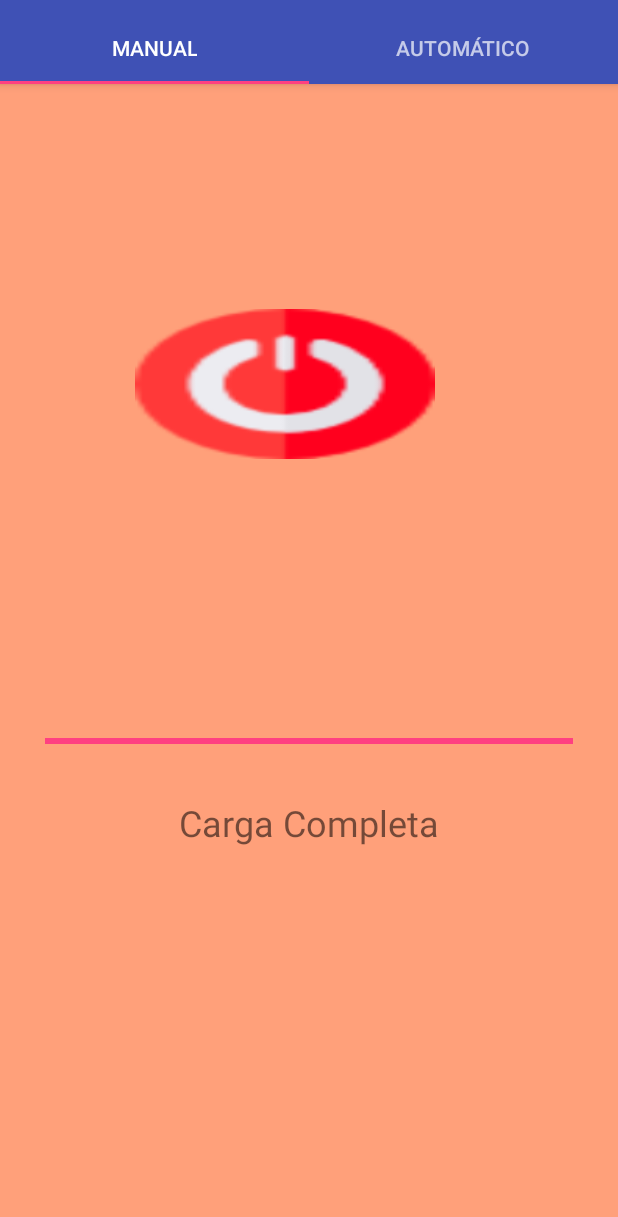
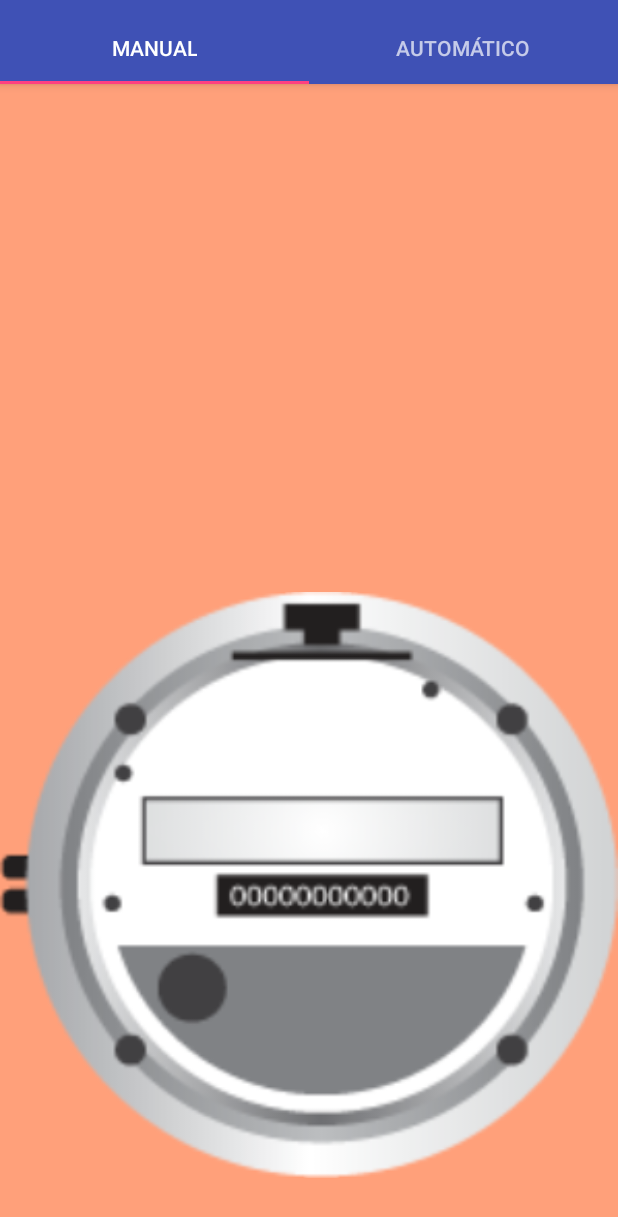
Before and after one commit to Hellogark/ControlDeAgua, an Android app: the screen it shows after launch (control), after a tap on an icon or button, on a phone screen of 412 x 824 dp. Shown: the top 1217 px of the screen. Run offline under Robolectric (Android 15) with nearby library versions, the phone set to English and light mode, and no system bars; libraries missing offline, so code that uses them is left out: com.michaelmuenzer.android.

Commit message:
Actualización hasta la revisión de Marianito

```diff
--- a/app/src/main/java/com/example/edmol/webview/control.java
+++ b/app/src/main/java/com/example/edmol/webview/control.java
@@ -101,7 +101,7 @@
                 mHandler.post(new Runnable() {
                     @Override
                     public void run() {
-                        mCargaTexto.setVisibility(View.VISIBLE);
+                        mCargaTexto.setVisibility(View.INVISIBLE);
                     }
                 });
             }
--- a/app/src/main/java/com/example/edmol/webview/home.java
+++ b/app/src/main/java/com/example/edmol/webview/home.java
@@ -93,6 +93,7 @@
 
     public void openAjustes() {
         Intent a = new Intent(getApplicationContext(), ajustes.class);
+        a.putExtra("fondoActual",fondoActual);
         startActivityForResult(a,1);
     }
 
--- a/app/src/main/res/layout/activity_ajustes.xml
+++ b/app/src/main/res/layout/activity_ajustes.xml
@@ -83,5 +83,5 @@
         android:layout_alignParentBottom="true"
         android:layout_centerHorizontal="true"
         android:layout_marginBottom="60dp"
-        android:text="Guardar Cambios" />
+        android:background="@drawable/guardar"/>
 </RelativeLayout>
--- a/app/src/main/res/layout/activity_control.xml
+++ b/app/src/main/res/layout/activity_control.xml
@@ -39,7 +39,7 @@
     <android.support.v4.view.ViewPager
         android:id="@+id/container"
         android:layout_width="match_parent"
-        android:layout_height="400dp"
+        android:layout_height="300dp"
         app:layout_behavior="@string/appbar_scrolling_view_behavior" />
 
     <RelativeLayout
@@ -47,15 +47,22 @@
         android:layout_width="match_parent"
         android:layout_height="match_parent"
         android:layout_below="@id/container"
-        android:layout_marginTop="400dp"
+        android:layout_marginTop="300dp"
         app:layout_behavior="@string/appbar_scrolling_view_behavior">
+
+        <ImageView
+            android:layout_width="match_parent"
+            android:layout_height="match_parent"
+            android:src="@drawable/medidor"
+            android:id="@+id/imgMedidor"/>
 
         <ProgressBar
             android:id="@+id/pbProgreso"
             style="@style/Widget.AppCompat.ProgressBar.Horizontal"
             android:layout_width="match_parent"
             android:layout_height="wrap_content"
-            android:layout_margin="30dp" />
+            android:layout_margin="30dp"
+            android:visibility="invisible"/>
 
         <TextView
             android:id="@+id/tvCargaCompleta"
--- a/app/src/main/res/layout/activity_home.xml
+++ b/app/src/main/res/layout/activity_home.xml
@@ -54,12 +54,12 @@
         android:layout_width="match_parent"
         android:layout_height="200dp"
         android:layout_below="@id/controlAgua"
-        android:layout_marginTop="10dp"
+        android:layout_marginTop="40dp"
         android:paddingLeft="40dp"
         android:paddingRight="40dp"
         android:src="@drawable/grafico" />
 
-    <ToggleButton
+    <!--<ToggleButton
         android:layout_width="wrap_content"
         android:layout_height="wrap_content"
         android:layout_alignParentBottom="true"
@@ -70,5 +70,5 @@
         android:background="@drawable/custom_bluetooth"
         android:text=""
         android:textOff=""
-        android:textOn="" />
+        android:textOn="" />-->
 </RelativeLayout>
--- a/app/src/main/res/layout/color_spinner.xml
+++ b/app/src/main/res/layout/color_spinner.xml
@@ -2,7 +2,8 @@
 <RelativeLayout
     xmlns:android="http://schemas.android.com/apk/res/android"
     android:layout_width="match_parent"
-    android:layout_height="match_parent">
+    android:layout_height="match_parent"
+    android:background="#E0BBA9">
 
     <ImageView
         android:id="@+id/icono_colores"
--- a/app/src/main/res/layout/tamano_spinner.xml
+++ b/app/src/main/res/layout/tamano_spinner.xml
@@ -2,7 +2,8 @@
 <RelativeLayout
     xmlns:android="http://schemas.android.com/apk/res/android"
     android:layout_width="match_parent"
-    android:layout_height="match_parent">
+    android:layout_height="match_parent"
+    android:id="@+id/Fondo">
 
     <ImageView
         android:id="@+id/icono_tamano"
```
Also changed, not shown: app/src/main/res/drawable/bluetooth_off.png, app/src/main/res/drawable/bluetooth_on.png, app/src/main/res/drawable/boton_null.png (deleted), app/src/main/res/drawable/boton_off.png, app/src/main/res/drawable/boton_on.png, app/src/main/res/drawable/guardar.png (added), app/src/main/res/drawable/medidor.png (added).
